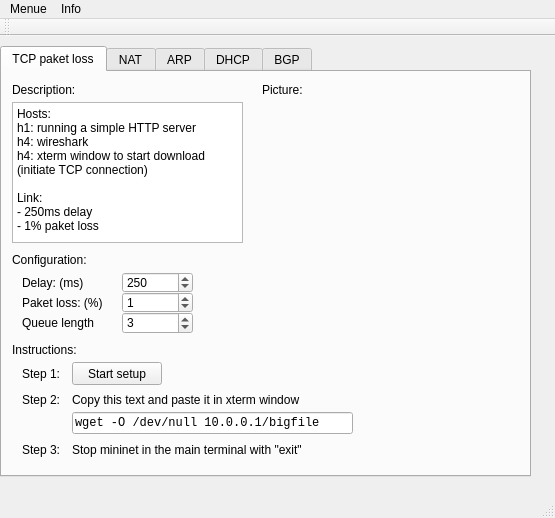
This is mainwindow.ui in koppd/mt as Qt 5 draws it before an edit. The edited form follows.
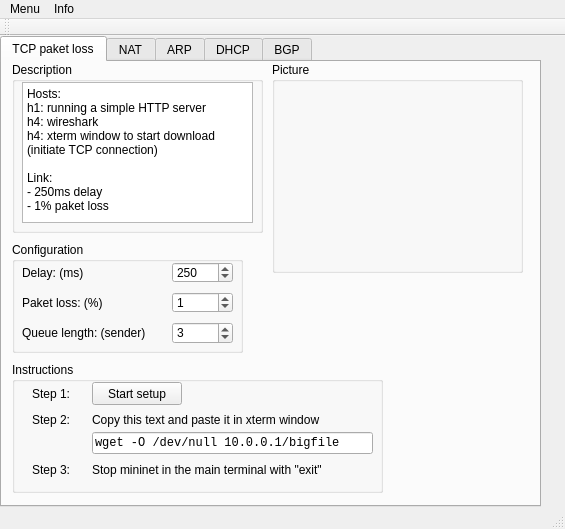
This is the edited form. Icons and pictures are not drawn.

Commit message: updated GUI (more frames/fixed typo)

Diff of the .ui file:
```diff
--- a/mainwindow.ui
+++ b/mainwindow.ui
@@ -6,8 +6,8 @@
    <rect>
     <x>0</x>
     <y>0</y>
-    <width>555</width>
-    <height>518</height>
+    <width>565</width>
+    <height>529</height>
    </rect>
   </property>
   <property name="windowTitle">
@@ -18,9 +18,9 @@
     <property name="geometry">
      <rect>
       <x>0</x>
-      <y>10</y>
-      <width>531</width>
-      <height>431</height>
+      <y>0</y>
+      <width>541</width>
+      <height>471</height>
      </rect>
     </property>
     <property name="currentIndex">
@@ -30,17 +30,253 @@
      <attribute name="title">
       <string>TCP paket loss</string>
      </attribute>
-     <widget class="QTextEdit" name="textEdit">
+     <widget class="QGroupBox" name="groupBox">
       <property name="geometry">
        <rect>
         <x>10</x>
-        <y>30</y>
+        <y>180</y>
         <width>231</width>
-        <height>141</height>
+        <height>111</height>
        </rect>
       </property>
-      <property name="html">
-       <string>&lt;!DOCTYPE HTML PUBLIC &quot;-//W3C//DTD HTML 4.0//EN&quot; &quot;http://www.w3.org/TR/REC-html40/strict.dtd&quot;&gt;
+      <property name="title">
+       <string>Configuration</string>
+      </property>
+      <widget class="QLabel" name="label_9">
+       <property name="geometry">
+        <rect>
+         <x>10</x>
+         <y>20</y>
+         <width>91</width>
+         <height>21</height>
+        </rect>
+       </property>
+       <property name="text">
+        <string>Delay: (ms)</string>
+       </property>
+      </widget>
+      <widget class="QSpinBox" name="spinBox_2">
+       <property name="geometry">
+        <rect>
+         <x>160</x>
+         <y>20</y>
+         <width>61</width>
+         <height>21</height>
+        </rect>
+       </property>
+       <property name="suffix">
+        <string/>
+       </property>
+       <property name="maximum">
+        <number>2000</number>
+       </property>
+       <property name="singleStep">
+        <number>50</number>
+       </property>
+       <property name="value">
+        <number>250</number>
+       </property>
+      </widget>
+      <widget class="QLabel" name="label_10">
+       <property name="geometry">
+        <rect>
+         <x>10</x>
+         <y>50</y>
+         <width>91</width>
+         <height>21</height>
+        </rect>
+       </property>
+       <property name="text">
+        <string>Paket loss: (%)</string>
+       </property>
+      </widget>
+      <widget class="QSpinBox" name="spinBox">
+       <property name="geometry">
+        <rect>
+         <x>160</x>
+         <y>50</y>
+         <width>61</width>
+         <height>21</height>
+        </rect>
+       </property>
+       <property name="suffix">
+        <string/>
+       </property>
+       <property name="prefix">
+        <string/>
+       </property>
+       <property name="maximum">
+        <number>100</number>
+       </property>
+       <property name="value">
+        <number>1</number>
+       </property>
+      </widget>
+      <widget class="QLabel" name="label_11">
+       <property name="geometry">
+        <rect>
+         <x>10</x>
+         <y>80</y>
+         <width>141</width>
+         <height>21</height>
+        </rect>
+       </property>
+       <property name="text">
+        <string>Queue length: (sender)</string>
+       </property>
+      </widget>
+      <widget class="QSpinBox" name="spinBox_3">
+       <property name="geometry">
+        <rect>
+         <x>160</x>
+         <y>80</y>
+         <width>61</width>
+         <height>22</height>
+        </rect>
+       </property>
+       <property name="minimum">
+        <number>1</number>
+       </property>
+       <property name="value">
+        <number>3</number>
+       </property>
+      </widget>
+     </widget>
+     <widget class="QGroupBox" name="groupBox_2">
+      <property name="geometry">
+       <rect>
+        <x>10</x>
+        <y>300</y>
+        <width>371</width>
+        <height>131</height>
+       </rect>
+      </property>
+      <property name="title">
+       <string>Instructions</string>
+      </property>
+      <widget class="QLabel" name="label_2">
+       <property name="geometry">
+        <rect>
+         <x>20</x>
+         <y>20</y>
+         <width>52</width>
+         <height>23</height>
+        </rect>
+       </property>
+       <property name="layoutDirection">
+        <enum>Qt::LeftToRight</enum>
+       </property>
+       <property name="text">
+        <string>Step 1:</string>
+       </property>
+      </widget>
+      <widget class="QPushButton" name="pushButton">
+       <property name="geometry">
+        <rect>
+         <x>80</x>
+         <y>20</y>
+         <width>90</width>
+         <height>23</height>
+        </rect>
+       </property>
+       <property name="text">
+        <string>Start setup</string>
+       </property>
+      </widget>
+      <widget class="QLabel" name="label_3">
+       <property name="geometry">
+        <rect>
+         <x>20</x>
+         <y>50</y>
+         <width>52</width>
+         <height>16</height>
+        </rect>
+       </property>
+       <property name="text">
+        <string>Step 2:</string>
+       </property>
+      </widget>
+      <widget class="QLabel" name="label_4">
+       <property name="geometry">
+        <rect>
+         <x>80</x>
+         <y>50</y>
+         <width>281</width>
+         <height>16</height>
+        </rect>
+       </property>
+       <property name="text">
+        <string>Copy this text and paste it in xterm window</string>
+       </property>
+      </widget>
+      <widget class="QLineEdit" name="lineEdit">
+       <property name="geometry">
+        <rect>
+         <x>80</x>
+         <y>70</y>
+         <width>281</width>
+         <height>22</height>
+        </rect>
+       </property>
+       <property name="font">
+        <font>
+         <family>Monospace</family>
+        </font>
+       </property>
+       <property name="text">
+        <string>wget -O /dev/null 10.0.0.1/bigfile</string>
+       </property>
+      </widget>
+      <widget class="QLabel" name="label_13">
+       <property name="geometry">
+        <rect>
+         <x>80</x>
+         <y>100</y>
+         <width>281</width>
+         <height>16</height>
+        </rect>
+       </property>
+       <property name="text">
+        <string>Stop mininet in the main terminal with &quot;exit&quot;</string>
+       </property>
+      </widget>
+      <widget class="QLabel" name="label_12">
+       <property name="geometry">
+        <rect>
+         <x>20</x>
+         <y>100</y>
+         <width>52</width>
+         <height>16</height>
+        </rect>
+       </property>
+       <property name="text">
+        <string>Step 3:</string>
+       </property>
+      </widget>
+     </widget>
+     <widget class="QGroupBox" name="groupBox_3">
+      <property name="geometry">
+       <rect>
+        <x>10</x>
+        <y>0</y>
+        <width>251</width>
+        <height>171</height>
+       </rect>
+      </property>
+      <property name="title">
+       <string>Description</string>
+      </property>
+      <widget class="QTextEdit" name="textEdit">
+       <property name="geometry">
+        <rect>
+         <x>10</x>
+         <y>20</y>
+         <width>231</width>
+         <height>141</height>
+        </rect>
+       </property>
+       <property name="html">
+        <string>&lt;!DOCTYPE HTML PUBLIC &quot;-//W3C//DTD HTML 4.0//EN&quot; &quot;http://www.w3.org/TR/REC-html40/strict.dtd&quot;&gt;
 &lt;html&gt;&lt;head&gt;&lt;meta name=&quot;qrichtext&quot; content=&quot;1&quot; /&gt;&lt;style type=&quot;text/css&quot;&gt;
 p, li { white-space: pre-wrap; }
 &lt;/style&gt;&lt;/head&gt;&lt;body style=&quot; font-family:'Sans Serif'; font-size:9pt; font-weight:400; font-style:normal;&quot;&gt;
@@ -52,291 +288,43 @@
 &lt;p style=&quot; margin-top:0px; margin-bottom:0px; margin-left:0px; margin-right:0px; -qt-block-indent:0; text-indent:0px;&quot;&gt;Link:&lt;/p&gt;
 &lt;p style=&quot; margin-top:0px; margin-bottom:0px; margin-left:0px; margin-right:0px; -qt-block-indent:0; text-indent:0px;&quot;&gt;- 250ms delay &lt;/p&gt;
 &lt;p style=&quot; margin-top:0px; margin-bottom:0px; margin-left:0px; margin-right:0px; -qt-block-indent:0; text-indent:0px;&quot;&gt;- 1% paket loss&lt;/p&gt;&lt;/body&gt;&lt;/html&gt;</string>
-      </property>
+       </property>
+      </widget>
      </widget>
-     <widget class="QLabel" name="label">
+     <widget class="QGroupBox" name="groupBox_4">
       <property name="geometry">
        <rect>
-        <x>10</x>
-        <y>10</y>
-        <width>91</width>
-        <height>16</height>
+        <x>270</x>
+        <y>0</y>
+        <width>251</width>
+        <height>211</height>
        </rect>
       </property>
-      <property name="minimumSize">
-       <size>
-        <width>52</width>
-        <height>0</height>
-       </size>
+      <property name="title">
+       <string>Picture</string>
       </property>
-      <property name="text">
-       <string>Description:</string>
-      </property>
-     </widget>
-     <widget class="QLabel" name="label_5">
-      <property name="geometry">
-       <rect>
-        <x>10</x>
-        <y>270</y>
-        <width>91</width>
-        <height>16</height>
-       </rect>
-      </property>
-      <property name="text">
-       <string>Instructions:</string>
-      </property>
-     </widget>
-     <widget class="QLabel" name="label_2">
-      <property name="geometry">
-       <rect>
-        <x>20</x>
-        <y>290</y>
-        <width>52</width>
-        <height>23</height>
-       </rect>
-      </property>
-      <property name="layoutDirection">
-       <enum>Qt::LeftToRight</enum>
-      </property>
-      <property name="text">
-       <string>Step 1:</string>
-      </property>
-     </widget>
-     <widget class="QPushButton" name="pushButton">
-      <property name="geometry">
-       <rect>
-        <x>70</x>
-        <y>290</y>
-        <width>90</width>
-        <height>23</height>
-       </rect>
-      </property>
-      <property name="text">
-       <string>Start setup</string>
-      </property>
-     </widget>
-     <widget class="QLabel" name="label_3">
-      <property name="geometry">
-       <rect>
-        <x>20</x>
-        <y>320</y>
-        <width>52</width>
-        <height>16</height>
-       </rect>
-      </property>
-      <property name="text">
-       <string>Step 2:</string>
-      </property>
-     </widget>
-     <widget class="QLabel" name="label_4">
-      <property name="geometry">
-       <rect>
-        <x>70</x>
-        <y>320</y>
-        <width>281</width>
-        <height>16</height>
-       </rect>
-      </property>
-      <property name="text">
-       <string>Copy this text and paste it in xterm window</string>
-      </property>
-     </widget>
-     <widget class="QLabel" name="label_6">
-      <property name="geometry">
-       <rect>
-        <x>260</x>
-        <y>10</y>
-        <width>91</width>
-        <height>16</height>
-       </rect>
-      </property>
-      <property name="minimumSize">
-       <size>
-        <width>52</width>
-        <height>0</height>
-       </size>
-      </property>
-      <property name="text">
-       <string>Picture:</string>
-      </property>
-     </widget>
-     <widget class="QLabel" name="label_7">
-      <property name="geometry">
-       <rect>
-        <x>260</x>
-        <y>30</y>
-        <width>231</width>
-        <height>181</height>
-       </rect>
-      </property>
-      <property name="minimumSize">
-       <size>
-        <width>0</width>
-        <height>0</height>
-       </size>
-      </property>
-      <property name="text">
-       <string/>
-      </property>
-      <property name="pixmap">
-       <pixmap>TCPlost.png</pixmap>
-      </property>
-     </widget>
-     <widget class="QLineEdit" name="lineEdit">
-      <property name="geometry">
-       <rect>
-        <x>70</x>
-        <y>340</y>
-        <width>281</width>
-        <height>22</height>
-       </rect>
-      </property>
-      <property name="font">
-       <font>
-        <family>Monospace</family>
-       </font>
-      </property>
-      <property name="text">
-       <string>wget -O /dev/null 10.0.0.1/bigfile</string>
-      </property>
-     </widget>
-     <widget class="QSpinBox" name="spinBox">
-      <property name="geometry">
-       <rect>
-        <x>120</x>
-        <y>220</y>
-        <width>71</width>
-        <height>21</height>
-       </rect>
-      </property>
-      <property name="suffix">
-       <string/>
-      </property>
-      <property name="prefix">
-       <string/>
-      </property>
-      <property name="maximum">
-       <number>100</number>
-      </property>
-      <property name="value">
-       <number>1</number>
-      </property>
-     </widget>
-     <widget class="QLabel" name="label_8">
-      <property name="geometry">
-       <rect>
-        <x>10</x>
-        <y>180</y>
-        <width>91</width>
-        <height>16</height>
-       </rect>
-      </property>
-      <property name="text">
-       <string>Configuration:</string>
-      </property>
-     </widget>
-     <widget class="QLabel" name="label_9">
-      <property name="geometry">
-       <rect>
-        <x>20</x>
-        <y>200</y>
-        <width>91</width>
-        <height>21</height>
-       </rect>
-      </property>
-      <property name="text">
-       <string>Delay: (ms)</string>
-      </property>
-     </widget>
-     <widget class="QLabel" name="label_10">
-      <property name="geometry">
-       <rect>
-        <x>20</x>
-        <y>220</y>
-        <width>91</width>
-        <height>21</height>
-       </rect>
-      </property>
-      <property name="text">
-       <string>Paket loss: (%)</string>
-      </property>
-     </widget>
-     <widget class="QSpinBox" name="spinBox_2">
-      <property name="geometry">
-       <rect>
-        <x>120</x>
-        <y>200</y>
-        <width>71</width>
-        <height>21</height>
-       </rect>
-      </property>
-      <property name="suffix">
-       <string/>
-      </property>
-      <property name="maximum">
-       <number>2000</number>
-      </property>
-      <property name="singleStep">
-       <number>50</number>
-      </property>
-      <property name="value">
-       <number>250</number>
-      </property>
-     </widget>
-     <widget class="QLabel" name="label_11">
-      <property name="geometry">
-       <rect>
-        <x>20</x>
-        <y>240</y>
-        <width>91</width>
-        <height>21</height>
-       </rect>
-      </property>
-      <property name="text">
-       <string>Queue length</string>
-      </property>
-     </widget>
-     <widget class="QSpinBox" name="spinBox_3">
-      <property name="geometry">
-       <rect>
-        <x>120</x>
-        <y>240</y>
-        <width>71</width>
-        <height>22</height>
-       </rect>
-      </property>
-      <property name="minimum">
-       <number>1</number>
-      </property>
-      <property name="value">
-       <number>3</number>
-      </property>
-     </widget>
-     <widget class="QLabel" name="label_12">
-      <property name="geometry">
-       <rect>
-        <x>20</x>
-        <y>370</y>
-        <width>52</width>
-        <height>16</height>
-       </rect>
-      </property>
-      <property name="text">
-       <string>Step 3:</string>
-      </property>
-     </widget>
-     <widget class="QLabel" name="label_13">
-      <property name="geometry">
-       <rect>
-        <x>70</x>
-        <y>370</y>
-        <width>281</width>
-        <height>16</height>
-       </rect>
-      </property>
-      <property name="text">
-       <string>Stop mininet in the main terminal with &quot;exit&quot;</string>
-      </property>
+      <widget class="QLabel" name="label_7">
+       <property name="geometry">
+        <rect>
+         <x>10</x>
+         <y>20</y>
+         <width>231</width>
+         <height>181</height>
+        </rect>
+       </property>
+       <property name="minimumSize">
+        <size>
+         <width>0</width>
+         <height>0</height>
+        </size>
+       </property>
+       <property name="text">
+        <string/>
+       </property>
+       <property name="pixmap">
+        <pixmap>TCPlost.png</pixmap>
+       </property>
+      </widget>
      </widget>
     </widget>
     <widget class="QWidget" name="tab_2">
@@ -366,13 +354,13 @@
     <rect>
      <x>0</x>
      <y>0</y>
-     <width>555</width>
+     <width>565</width>
      <height>19</height>
     </rect>
    </property>
    <widget class="QMenu" name="menuHallo">
     <property name="title">
-     <string>Menue</string>
+     <string>Menu</string>
     </property>
     <addaction name="actionExit"/>
    </widget>
```
The commit also changes 1 other file.
